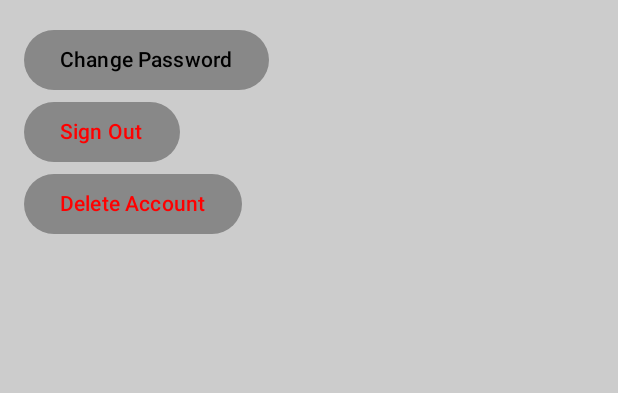
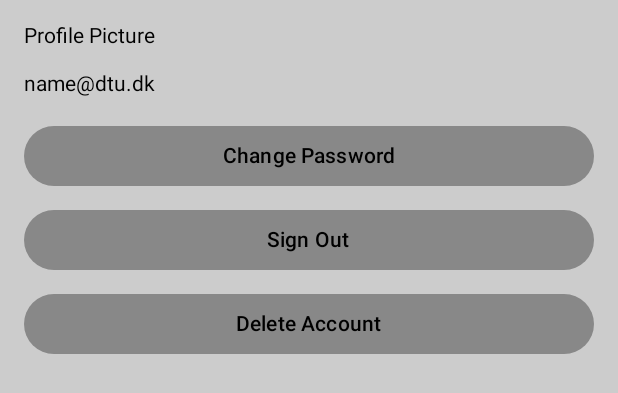
Before and after one commit to emilsavino/PokedexApp, an Android app built with Jetpack Compose: the @Preview function ProfileViewPreview, on a phone screen of 412 x 824 dp. Shown: the top 393 px of the screen. Run offline under Robolectric (Android 15) with nearby library versions, the phone set to English and light mode, and no system bars.

Commit message:
created buttons for profileView

```diff
--- a/app/src/main/java/com/example/pokedex/mainViews/ProfileView.kt
+++ b/app/src/main/java/com/example/pokedex/mainViews/ProfileView.kt
@@ -1,15 +1,23 @@
 package com.example.pokedex.mainViews
 
+import android.view.Display.Mode
+import androidx.compose.foundation.Image
 import androidx.compose.foundation.background
 import androidx.compose.foundation.layout.Box
 import androidx.compose.foundation.layout.Column
+import androidx.compose.foundation.layout.Spacer
 import androidx.compose.foundation.layout.fillMaxSize
+import androidx.compose.foundation.layout.fillMaxWidth
+import androidx.compose.foundation.layout.height
 import androidx.compose.foundation.layout.padding
+import androidx.compose.foundation.shape.RoundedCornerShape
 import androidx.compose.material3.Button
 import androidx.compose.material3.ButtonDefaults
 import androidx.compose.material3.Text
 import androidx.compose.material3.TextField
 import androidx.compose.runtime.Composable
+import androidx.compose.runtime.mutableStateOf
+import androidx.compose.runtime.remember
 import androidx.compose.ui.Alignment
 import androidx.compose.ui.Modifier
 import androidx.compose.ui.graphics.Color
@@ -17,7 +25,28 @@ import androidx.compose.ui.tooling.preview.Preview
 import androidx.compose.ui.unit.dp
 
 @Composable
+fun ProfileButton(
+    text: String,
+    onClick: () -> Unit,
+    containerColor: Color = Color.Gray,
+    contentColor: Color = Color.Black
+){
+    Button(
+        onClick = onClick,
+        colors = ButtonDefaults.buttonColors(
+            containerColor = Color.Gray,
+            contentColor = Color.Black
+        ),
+        modifier = Modifier.fillMaxWidth()
+    ) {
+        Text(text = text)
+    }
+
+}
+
+@Composable
 fun ProfileView(modifier: Modifier = Modifier) {
+
     Box(
         modifier = modifier
             .fillMaxSize()
@@ -29,36 +58,40 @@ fun ProfileView(modifier: Modifier = Modifier) {
                 .fillMaxSize()
                 .padding(16.dp)
         ){
-        Button(
-            onClick = { /*Add button functionality*/},
+            Text("Profile Picture")
 
-            colors = ButtonDefaults.buttonColors(
+            Spacer(modifier = Modifier.height(16.dp))
+
+            Text("name@dtu.dk")
+
+            Spacer(modifier = Modifier.height(16.dp))
+
+            ProfileButton(
+                text = "Change Password",
+                onClick = { /* Add button functionality */ },
                 containerColor = Color.Gray,
                 contentColor = Color.Black
             )
-        ) {
-            Text(text = "Change Password")
-        }
 
-        Button(
-            onClick = { /*Add button functionality*/},
-            colors = ButtonDefaults.buttonColors(
+            Spacer(modifier = Modifier.height(8.dp))
+
+            ProfileButton(
+                text = "Sign Out",
+                onClick = { /* Add button functionality */ },
                 containerColor = Color.Gray,
                 contentColor = Color.Red
             )
-        ) {
-            Text(text = "Sign Out")
-        }
 
-            Button(
-                onClick = { /*Add button functionality*/},
-                colors = ButtonDefaults.buttonColors(
-                    containerColor = Color.Gray,
-                    contentColor = Color.Red
-                )
-            ) {
-                Text(text = "Delete Account")
-            }
+            Spacer(modifier = Modifier.height(8.dp))
+
+            ProfileButton(
+                text = "Delete Account",
+                onClick = { /* Add button functionality */ },
+                containerColor = Color.Gray,
+                contentColor = Color.Red
+            )
+
+            Spacer(modifier = Modifier.height(8.dp))
 
         }
     }
```
